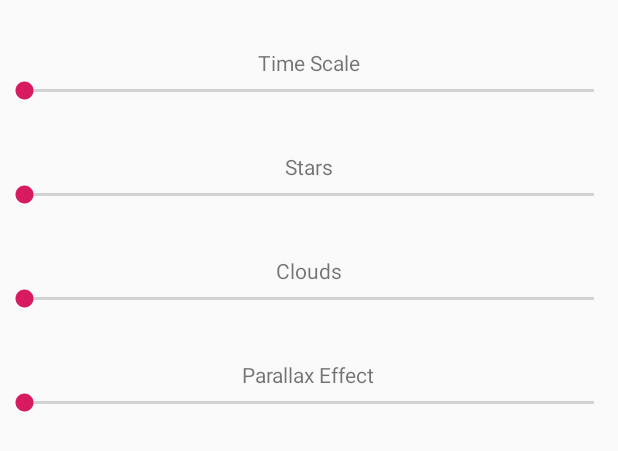
After one commit to drdwrd/StarfieldLiveWallpaper, an Android app: the layout settings_activity.xml on its own in the app's theme, with its tools: preview values and no code run, on a phone screen of 412 x 824 dp. The commit adds this screen. Shown: the top 451 px of the screen. Run offline under Robolectric (Android 15) with nearby library versions, the phone set to English and light mode, and no system bars.

Commit message:
beta added settings

```diff
--- a/Starfield/src/main/java/drwdrd/ktdev/starfield/StarfieldWallpaperService.kt
+++ b/Starfield/src/main/java/drwdrd/ktdev/starfield/StarfieldWallpaperService.kt
@@ -6,11 +6,12 @@ import android.view.GestureDetector
 import android.view.MotionEvent
 import drwdrd.ktdev.engine.GLWallpaperService
 import drwdrd.ktdev.engine.Log
+import java.lang.ref.WeakReference
 
 class StarfieldWallpaperService : GLWallpaperService() {
 
     init {
-        Log.tag = "StarfieldWallpaper"
+        Log.tag = "StarfieldWallpaperService"
         touchEventsEnabled = true
     }
 
@@ -23,6 +24,7 @@ class StarfieldWallpaperService : GLWallpaperService() {
 
     override fun createRenderer() : GLSurfaceView.Renderer {
         var renderer = StarfieldWallpaperService.rendererFactory(this)
+        Settings.onSettingsChangedListener = WeakReference(renderer)
         var gestureListener = renderer.createGestureListener()
         gestureDetector = GestureDetector(this, gestureListener)
         wallpaperLiveCycleListener = renderer
--- /dev/null
+++ b/Starfield/src/main/res/layout/settings_activity.xml
@@ -0,0 +1,79 @@
+<?xml version="1.0" encoding="utf-8"?>
+<LinearLayout xmlns:android="http://schemas.android.com/apk/res/android"
+              android:orientation="vertical"
+              android:layout_width="match_parent"
+              android:layout_height="match_parent">
+
+    <LinearLayout
+            android:orientation="vertical"
+            android:layout_width="match_parent"
+            android:layout_height="wrap_content"
+            android:layout_marginTop="32dp"
+            android:layout_marginBottom="16dp">
+
+        <TextView
+                android:layout_width="wrap_content"
+                android:layout_height="wrap_content"
+                android:layout_gravity="center"
+                android:text="Time Scale"/>
+        <SeekBar
+                android:layout_width="match_parent"
+                android:layout_height="wrap_content"/>
+
+    </LinearLayout>
+
+    <LinearLayout
+            android:orientation="vertical"
+            android:layout_width="match_parent"
+            android:layout_height="wrap_content"
+            android:layout_marginTop="16dp"
+            android:layout_marginBottom="16dp">
+
+        <TextView
+                android:layout_width="wrap_content"
+                android:layout_height="wrap_content"
+                android:layout_gravity="center"
+                android:text="Stars"/>
+        <SeekBar
+                android:layout_width="match_parent"
+                android:layout_height="wrap_content"/>
+
+    </LinearLayout>
+
+    <LinearLayout
+            android:orientation="vertical"
+            android:layout_width="match_parent"
+            android:layout_height="wrap_content"
+            android:layout_marginTop="16dp"
+            android:layout_marginBottom="16dp">
+
+        <TextView
+                android:layout_width="wrap_content"
+                android:layout_height="wrap_content"
+                android:layout_gravity="center"
+                android:text="Clouds"/>
+        <SeekBar
+                android:layout_width="match_parent"
+                android:layout_height="wrap_content"/>
+
+    </LinearLayout>
+
+    <LinearLayout
+            android:orientation="vertical"
+            android:layout_width="match_parent"
+            android:layout_height="wrap_content"
+            android:layout_marginTop="16dp"
+            android:layout_marginBottom="16dp">
+
+        <TextView
+                android:layout_width="wrap_content"
+                android:layout_height="wrap_content"
+                android:layout_gravity="center"
+                android:text="Parallax Effect"/>
+        <SeekBar
+                android:layout_width="match_parent"
+                android:layout_height="wrap_content"/>
+
+    </LinearLayout>
+
+</LinearLayout>
--- a/Starfield/src/main/res/values/strings.xml
+++ b/Starfield/src/main/res/values/strings.xml
@@ -2,4 +2,10 @@
     <string name="app_name">Starfield</string>
     <string name="description">Starscape Live Wallpaper</string>
     <string name="author">drdwrd</string>
+    <string name="title_activity_stafield_settings">Settings</string>
+
+    <string name="pref_header_general">General</string>
+
+    <string name="btn_set_wallpaper">Set Wallpaper</string>
+    <string name="btn_edit_settings">Settings</string>
 </resources>
--- a/Starfield/src/main/res/xml/starfield.xml
+++ b/Starfield/src/main/res/xml/starfield.xml
@@ -1,5 +1,5 @@
 <wallpaper xmlns:android="http://schemas.android.com/apk/res/android"
            android:description="@string/description"
            android:author="@string/author"
-           android:settingsActivity="drdwrd.ktdev.starfield.StarfieldSettingsActivity">
+           android:settingsActivity="drwdrd.ktdev.starfield.StarfieldSettingsActivity">
 </wallpaper>
--- a/engine/src/main/java/drwdrd/ktdev/engine/Timer.kt
+++ b/engine/src/main/java/drwdrd/ktdev/engine/Timer.kt
@@ -19,7 +19,6 @@ class Timer {
         private set
 
     var timeScale = 1.0
-        private set
 
     fun reset() {
         currentTime = 0.0
```
Also changed, not shown: Starfield/build.gradle (+16 -1 lines), Starfield/src/main/AndroidManifest.xml (+20 -9 lines), Starfield/src/main/java/drwdrd/ktdev/starfield/Settings.kt (added, +42 -0 lines), Starfield/src/main/java/drwdrd/ktdev/starfield/StarfieldActivity.kt (+26 -3 lines), Starfield/src/main/java/drwdrd/ktdev/starfield/StarfieldRenderer.kt (+29 -12 lines), Starfield/src/main/java/drwdrd/ktdev/starfield/StarfieldSettingsActivity.kt (+20 -2 lines), Starfield/src/main/res/layout/starfield_activity.xml (added, +32 -0 lines).
